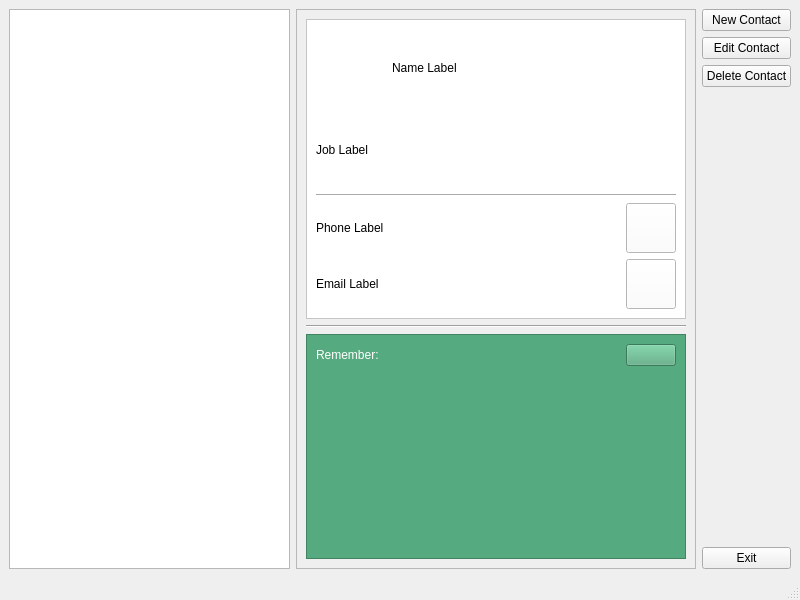
Qt form contacts.ui (delivite/phonebook) before a commit.
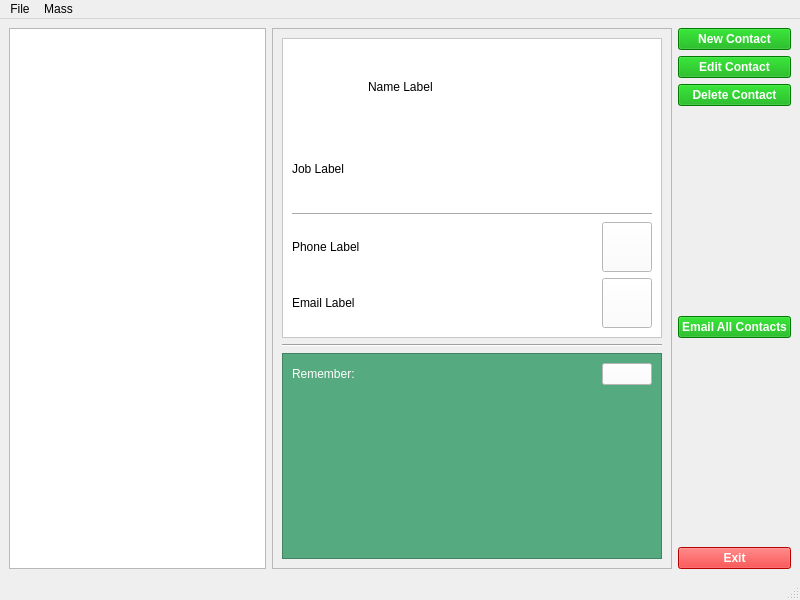
The same form after that commit. Icons and pictures are not drawn.

```diff
--- a/contacts.ui
+++ b/contacts.ui
@@ -32,6 +32,16 @@
      <layout class="QVBoxLayout" name="verticalLayout">
       <item>
        <widget class="QPushButton" name="new_contact">
+        <property name="font">
+         <font>
+          <weight>75</weight>
+          <bold>true</bold>
+         </font>
+        </property>
+        <property name="styleSheet">
+         <string notr="true">background-color: rgb(0, 170, 0);
+color: rgb(255, 255, 255);</string>
+        </property>
         <property name="text">
          <string>New Contact</string>
         </property>
@@ -39,6 +49,16 @@
       </item>
       <item>
        <widget class="QPushButton" name="edit_contact">
+        <property name="font">
+         <font>
+          <weight>75</weight>
+          <bold>true</bold>
+         </font>
+        </property>
+        <property name="styleSheet">
+         <string notr="true">background-color: rgb(0, 170, 0);
+color: rgb(255, 255, 255);</string>
+        </property>
         <property name="text">
          <string>Edit Contact</string>
         </property>
@@ -46,11 +66,51 @@
       </item>
       <item>
        <widget class="QPushButton" name="delete_contact">
+        <property name="font">
+         <font>
+          <weight>75</weight>
+          <bold>true</bold>
+         </font>
+        </property>
+        <property name="styleSheet">
+         <string notr="true">background-color: rgb(0, 170, 0);
+color: rgb(255, 255, 255);</string>
+        </property>
         <property name="text">
          <string>Delete Contact</string>
         </property>
        </widget>
       </item>
+      <item>
+       <spacer name="verticalSpacer_2">
+        <property name="orientation">
+         <enum>Qt::Vertical</enum>
+        </property>
+        <property name="sizeHint" stdset="0">
+         <size>
+          <width>20</width>
+          <height>40</height>
+         </size>
+        </property>
+       </spacer>
+      </item>
+      <item>
+       <widget class="QPushButton" name="pushButton_3">
+        <property name="font">
+         <font>
+          <weight>75</weight>
+          <bold>true</bold>
+         </font>
+        </property>
+        <property name="styleSheet">
+         <string notr="true">background-color: rgb(0, 170, 0);
+color: rgb(255, 255, 255);</string>
+        </property>
+        <property name="text">
+         <string>Email All Contacts</string>
+        </property>
+       </widget>
+      </item>
       <item>
        <spacer name="verticalSpacer">
         <property name="orientation">
@@ -66,6 +126,16 @@
       </item>
       <item>
        <widget class="QPushButton" name="exit_app">
+        <property name="font">
+         <font>
+          <weight>75</weight>
+          <bold>true</bold>
+         </font>
+        </property>
+        <property name="styleSheet">
+         <string notr="true">background-color: rgb(255, 0, 0);
+color: rgb(255, 255, 255);</string>
+        </property>
         <property name="text">
          <string>Exit</string>
         </property>
@@ -323,6 +393,9 @@
                 <height>16777215</height>
                </size>
               </property>
+              <property name="styleSheet">
+               <string notr="true">background-color: rgb(255, 255, 255);</string>
+              </property>
               <property name="text">
                <string/>
               </property>
@@ -378,6 +451,23 @@
      <height>26</height>
     </rect>
    </property>
+   <widget class="QMenu" name="menuFile">
+    <property name="title">
+     <string>File</string>
+    </property>
+    <addaction name="actionNew_Contact"/>
+    <addaction name="separator"/>
+    <addaction name="actionClose"/>
+   </widget>
+   <widget class="QMenu" name="menuEmail_All_Contacts">
+    <property name="title">
+     <string>Mass</string>
+    </property>
+    <addaction name="separator"/>
+    <addaction name="actionEmail_All_Contacts"/>
+   </widget>
+   <addaction name="menuFile"/>
+   <addaction name="menuEmail_All_Contacts"/>
   </widget>
   <widget class="QStatusBar" name="statusbar"/>
  </widget>
```
Left out of the diff: 15 changed lines with no effect on the pictures.
